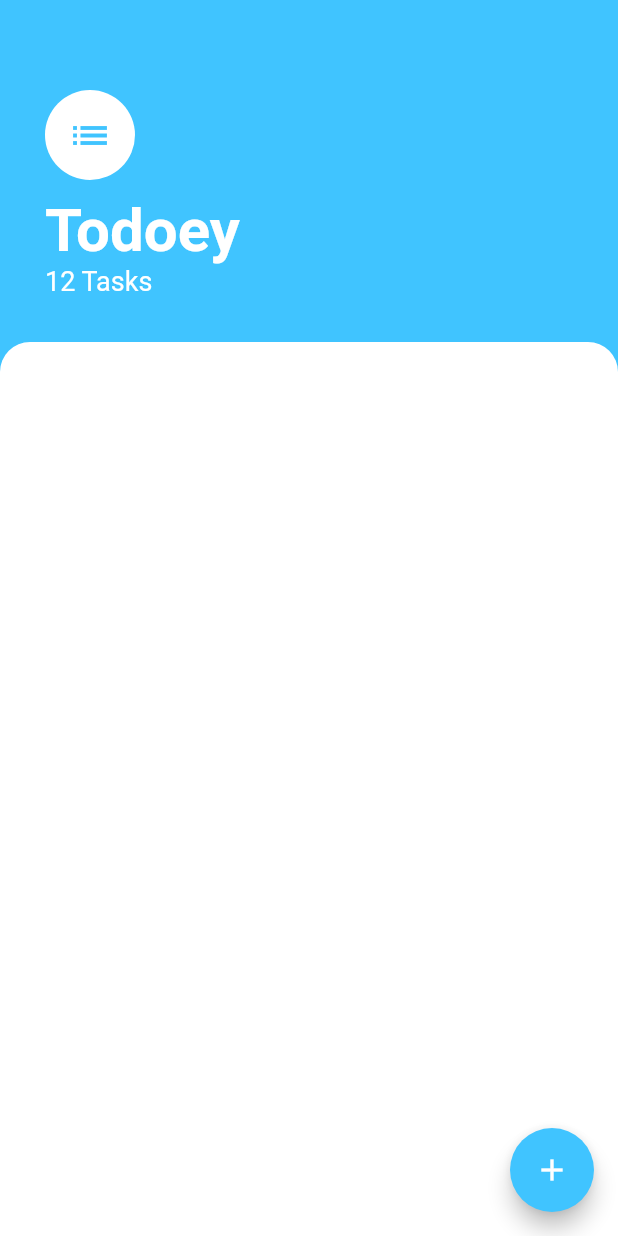
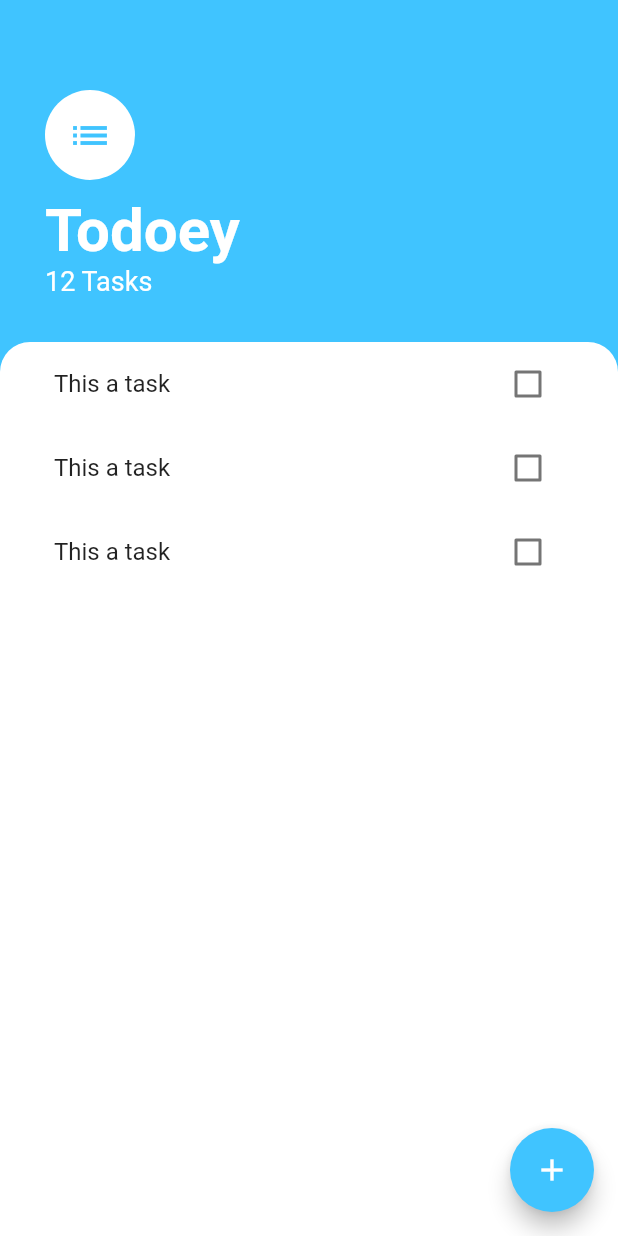
Before and after one commit to kurtiev/flutter-todo-app, a Flutter app: the screen it shows after launch, on a phone screen of 412 x 824 dp. Run offline on Flutter 3.47's test engine with Material 2 defaults, Android fonts, the phone set to English and light mode, and no system bars.

Commit message:
1. Add task screen. 2. Add task list widget. 3. Add task tile widget.

```diff
--- /dev/null
+++ b/lib/widgets/task_list.dart
@@ -0,0 +1,15 @@
+import 'package:flutter/material.dart';
+import 'package:todoeyflutter/widgets/task_tile.dart';
+
+class TasksList extends StatelessWidget {
+  @override
+  Widget build(BuildContext context) {
+    return ListView(
+      children: <Widget>[
+        TaskTile(),
+        TaskTile(),
+        TaskTile(),
+      ],
+    );
+  }
+}
--- /dev/null
+++ b/lib/widgets/task_tile.dart
@@ -0,0 +1,44 @@
+import 'package:flutter/material.dart';
+
+class TaskTile extends StatefulWidget {
+  @override
+  _TaskTileState createState() => _TaskTileState();
+}
+
+class _TaskTileState extends State<TaskTile> {
+  bool isChecked = false;
+
+  @override
+  Widget build(BuildContext context) {
+    return ListTile(
+      title: Text(
+        'This a task',
+        style: TextStyle(
+            decoration: isChecked ? TextDecoration.lineThrough : null),
+      ),
+      trailing: TaskCheckbox(
+          checkboxState: isChecked,
+          toogleCheckboxState: (checkboxState) {
+            setState(() {
+              isChecked = checkboxState;
+            });
+          }),
+    );
+  }
+}
+
+class TaskCheckbox extends StatelessWidget {
+  final bool checkboxState;
+  final Function toogleCheckboxState;
+
+  TaskCheckbox({this.checkboxState, this.toogleCheckboxState});
+
+  @override
+  Widget build(BuildContext context) {
+    return Checkbox(
+      activeColor: Colors.lightBlueAccent,
+      value: checkboxState,
+      onChanged: toogleCheckboxState,
+    );
+  }
+}
```
Also changed, not shown: lib/screens/add_task_screen.dart (added, +41 -0 lines), lib/screens/tasks_screen.dart (+17 -0 lines).
